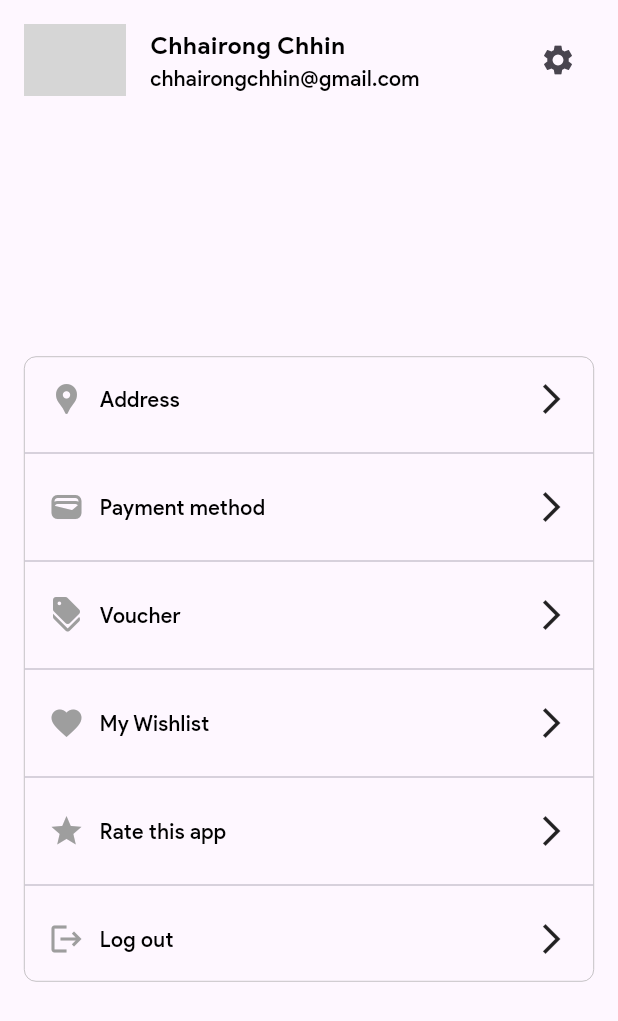
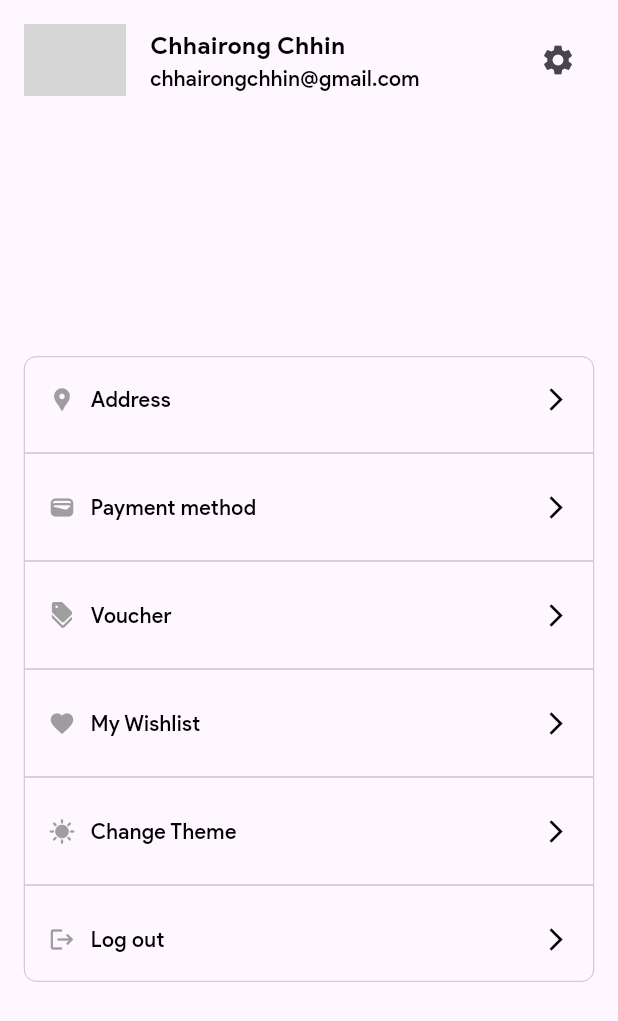
Before and after one commit to ChhairongCoding/E_commerce_app, a Flutter app: the ProfileScreen screen opened directly, on a phone screen of 412 x 824 dp. Shown: the top 1021 px of the screen. Run offline on Flutter 3.47's test engine with Material 3 defaults, Android fonts, the phone set to English and light mode, and no system bars; drawn by our look-alikes of cached_network_image; our stand-ins replace get, get_storage, hugeicons, jwt_decoder, pinput; accounts and stored records are empty; network calls fail; grey boxes are pictures that could not be loaded.

Commit message:
Change theme and make it short code

```diff
--- a/lib/core/utils/app_pages.dart
+++ b/lib/core/utils/app_pages.dart
@@ -8,6 +8,7 @@ import 'package:e_commerce_app/views/notification_screen.dart';
 import 'package:e_commerce_app/views/payment_view/checkout_screen.dart';
 import 'package:e_commerce_app/views/payment_view/shipping_screen.dart';
 import 'package:e_commerce_app/views/categories_screen.dart';
+import 'package:e_commerce_app/views/theme_screen.dart';
 import 'package:e_commerce_app/widgets/custom_detail_product.dart';
 import 'package:get/get_navigation/get_navigation.dart';
 
@@ -26,5 +27,6 @@ List<GetPage<dynamic>> get appPages {
     GetPage(name: AppRoutes.notification, page: () => NotificationScreen()),
     GetPage(name: AppRoutes.checkout, page: () => CheckoutScreen()),
     GetPage(name: AppRoutes.shipping, page: () => ShippingScreen()),
+    GetPage(name: AppRoutes.theme, page: () => ThemeScreen()),
   ];
 }
--- a/lib/core/utils/app_routes.dart
+++ b/lib/core/utils/app_routes.dart
@@ -9,4 +9,5 @@ class AppRoutes {
   static String notification = '/notification';
   static String checkout = '/checkout';
   static String shipping =  '/shipping' ;
+  static String theme =  '/themescreen' ;
 }
--- a/lib/main.dart
+++ b/lib/main.dart
@@ -1,6 +1,7 @@
 import 'package:e_commerce_app/binding/init_binding.dart';
 import 'package:e_commerce_app/core/utils/app_pages.dart';
 import 'package:e_commerce_app/core/utils/app_routes.dart';
+import 'package:e_commerce_app/theme/app_theme.dart';
 import 'package:flutter/material.dart';
 import 'package:get/get.dart';
 
@@ -19,47 +20,7 @@ class _MyAppState extends State<MyApp> {
   @override
   Widget build(BuildContext context) {
     return GetMaterialApp(
-      theme: ThemeData(
-        textTheme: TextTheme(
-          titleLarge: TextStyle(
-            fontSize: 25,
-            fontFamily: 'ProductSans',
-            fontWeight: FontWeight.w700,
-            color: Colors.black,
-          ),
-          titleMedium: TextStyle(
-            fontSize: 16,
-            fontFamily: 'ProductSans',
-            fontWeight: FontWeight.w600,
-            color: Colors.black,
-          ),
-          titleSmall: TextStyle(
-            fontSize: 14,
-            fontFamily: 'ProductSans',
-            fontWeight: FontWeight.w500,
-            color: Colors.black,
-          ),
-
-          bodyLarge: TextStyle(
-            fontSize: 16,
-            fontFamily: 'ProductSans',
-            fontWeight: FontWeight.w700,
-            color: Colors.black,
-          ),
-          bodyMedium: TextStyle(
-            fontSize: 14,
-            fontFamily: 'ProductSans',
-            fontWeight: FontWeight.w500,
-            color: Colors.black,
-          ),
-          bodySmall: TextStyle(
-            fontSize: 11,
-            fontFamily: 'ProductSans',
-            fontWeight: FontWeight.w400,
-            color: Colors.black,
-          ),
-        ),
-      ),
+      theme: AppTheme.lightTheme,
       darkTheme: ThemeData.dark(),
       initialBinding: InitBinding(),
       title: 'SlowKey Kits',
--- /dev/null
+++ b/lib/theme/app_theme.dart
@@ -0,0 +1,44 @@
+import 'package:flutter/material.dart';
+
+class AppTheme {
+  static ThemeData lightTheme = ThemeData(
+    textTheme: const TextTheme(
+      titleLarge: TextStyle(
+        fontSize: 25,
+        fontFamily: 'ProductSans',
+        fontWeight: FontWeight.w700,
+        color: Colors.black,
+      ),
+      titleMedium: TextStyle(
+        fontSize: 16,
+        fontFamily: 'ProductSans',
+        fontWeight: FontWeight.w600,
+        color: Colors.black,
+      ),
+      titleSmall: TextStyle(
+        fontSize: 14,
+        fontFamily: 'ProductSans',
+        fontWeight: FontWeight.w500,
+        color: Colors.black,
+      ),
+      bodyLarge: TextStyle(
+        fontSize: 16,
+        fontFamily: 'ProductSans',
+        fontWeight: FontWeight.w700,
+        color: Colors.black,
+      ),
+      bodyMedium: TextStyle(
+        fontSize: 14,
+        fontFamily: 'ProductSans',
+        fontWeight: FontWeight.w500,
+        color: Colors.black,
+      ),
+      bodySmall: TextStyle(
+        fontSize: 11,
+        fontFamily: 'ProductSans',
+        fontWeight: FontWeight.w400,
+        color: Colors.black,
+      ),
+    ),
+  );
+}
--- a/lib/views/profile_screen.dart
+++ b/lib/views/profile_screen.dart
@@ -62,142 +62,45 @@ class ProfileScreen extends StatelessWidget {
                   child: Column(
                     mainAxisSize: MainAxisSize.min,
                     children: [
-                      Padding(
-                        padding: const EdgeInsets.all(16),
-                        child: SizedBox(
-                          width: double.infinity,
-                          child: GestureDetector(
-                            onTap: () {},
-                            child: Row(
-                              mainAxisAlignment: MainAxisAlignment.spaceBetween,
-                              children: [
-                                Row(
-                                  spacing: 10, // ⬅️ your original spacing
-                                  children: [
-                                    Icon(Icons.location_pin, color: Colors.grey),
-                                    Text("Address", style: Theme.of(context).textTheme.bodyMedium),
-                                  ],
-                                ),
-                                Icon(Icons.arrow_forward_ios),
-                              ],
-                            ),
-                          ),
-                        ),
+                      CustomTextButton(
+                        title: "Address",
+                        icon: Icons.location_pin,
+                        appRoute: AppRoutes.shipping,
                       ),
                       Divider(),
-                      Padding(
-                        padding: const EdgeInsets.all(16),
-                        child: SizedBox(
-                          width: double.infinity,
-                          child: GestureDetector(
-                            onTap: () {},
-                            child: Row(
-                              mainAxisAlignment: MainAxisAlignment.spaceBetween,
-                              children: [
-                                Row(
-                                  spacing: 10, // ⬅️ your original spacing
-                                  children: [
-                                    Icon(Icons.wallet, color: Colors.grey),
-                                    Text("Payment method", style: Theme.of(context).textTheme.bodyMedium),
-                                  ],
-                                ),
-                                Icon(Icons.arrow_forward_ios),
-                              ],
-                            ),
-                          ),
-                        ),
+                      CustomTextButton(
+                        title: "Payment method",
+                        icon: Icons.wallet,
+                        appRoute: AppRoutes.shipping,
                       ),
+
                       Divider(),
-                      Padding(
-                        padding: const EdgeInsets.all(16),
-                        child: SizedBox(
-                          width: double.infinity,
-                          child: GestureDetector(
-                            onTap: () {},
-                            child: Row(
-                              mainAxisAlignment: MainAxisAlignment.spaceBetween,
-                              children: [
-                                Row(
-                                  spacing: 10,
-                                  children: [
-                                    Icon(Icons.discount_rounded, color: Colors.grey),
-                                    Text("Voucher", style: Theme.of(context).textTheme.bodyMedium),
-                                  ],
-                                ),
-                                Icon(Icons.arrow_forward_ios),
-                              ],
-                            ),
-                          ),
-                        ),
+                      CustomTextButton(
+                        title: "Voucher",
+                        icon: Icons.discount_rounded,
+                        appRoute: AppRoutes.shipping,
                       ),
+
                       Divider(),
-                      Padding(
-                        padding: const EdgeInsets.all(16),
-                        child: SizedBox(
-                          width: double.infinity,
-                          child: GestureDetector(
-                            onTap: () {},
-                            child: Row(
-                              mainAxisAlignment: MainAxisAlignment.spaceBetween,
-                              children: [
-                                Row(
-                                  spacing: 10,
-                                  children: [
-                                    Icon(Icons.favorite, color: Colors.grey),
-                                    Text("My Wishlist", style: Theme.of(context).textTheme.bodyMedium),
-                                  ],
-                                ),
-                                Icon(Icons.arrow_forward_ios),
-                              ],
-                            ),
-                          ),
-                        ),
+                      CustomTextButton(
+                        title: "My Wishlist",
+                        icon: Icons.favorite,
+                        appRoute: AppRoutes.shipping,
                       ),
+
                       Divider(),
-                      Padding(
-                        padding: const EdgeInsets.all(16),
-                        child: SizedBox(
-                          width: double.infinity,
-                          child: GestureDetector(
-                            onTap: () {},
-                            child: Row(
-                              mainAxisAlignment: MainAxisAlignment.spaceBetween,
-                              children: [
-                                Row(
-                                  spacing: 10,
-                                  children: [
-                                    Icon(Icons.star, color: Colors.grey),
-                                    Text("Rate this app", style: Theme.of(context).textTheme.bodyMedium),
-                                  ],
-                                ),
-                                Icon(Icons.arrow_forward_ios),
-                              ],
-                            ),
-                          ),
-                        ),
+
+                      CustomTextButton(
+                        title: "Change Theme",
+                        icon: Icons.sunny,
+                        appRoute: AppRoutes.theme,
                       ),
+
                       Divider(),
-                      Padding(
-                        padding: const EdgeInsets.all(16),
-                        child: SizedBox(
-                          width: double.infinity,
-                          child: GestureDetector(
-                            onTap: () => Get.toNamed(AppRoutes.loginRoute),
-                            child: Row(
-                              mainAxisAlignment: MainAxisAlignment.spaceBetween,
-                              children: [
-                                Row(
-                                  spacing: 10,
-                                  children: [
-                                    Icon(Icons.logout, color: Colors.grey),
-                                    Text("Log out", style: Theme.of(context).textTheme.bodyMedium),
-                                  ],
-                                ),
-                                Icon(Icons.arrow_forward_ios),
-                              ],
-                            ),
-                          ),
-                        ),
+                      CustomTextButton(
+                        title: "Log out",
+                        icon: Icons.logout,
+                        appRoute: AppRoutes.shipping,
                       ),
                     ],
                   ),
@@ -210,3 +113,56 @@ class ProfileScreen extends StatelessWidget {
     );
   }
 }
+
+class CustomTextButton extends StatelessWidget {
+  const CustomTextButton({
+    super.key,
+    required this.title,
+    required this.icon,
+    required this.appRoute,
+  });
+
+  final String title;
+  final IconData icon;
+  final String appRoute;
+
+  @override
+  Widget build(BuildContext context) {
+    return SizedBox(
+      width: double.infinity,
+      height: 56, // ✅ Set fixed height for full clickable area
+      child: TextButton(
+        onPressed: () => Get.toNamed(appRoute),
+        style: ButtonStyle(
+          padding: WidgetStateProperty.all(EdgeInsets.zero),
+          alignment: Alignment.centerLeft,
+          foregroundColor: WidgetStateProperty.all(Colors.black),
+          shape: WidgetStateProperty.all(
+            const RoundedRectangleBorder(
+              borderRadius: BorderRadius.zero,
+            ),
+          ),
+          overlayColor: WidgetStateProperty.all(
+            Colors.grey.shade200,
+          ),
+        ),
+        child: Padding(
+          padding: const EdgeInsets.symmetric(horizontal: 16),
+          child: Row(
+            mainAxisAlignment: MainAxisAlignment.spaceBetween,
+            children: [
+              Row(
+                children: [
+                  Icon(icon, color: Colors.grey),
+                  const SizedBox(width: 10),
+                  Text(title, style: Theme.of(context).textTheme.bodyMedium),
+                ],
+              ),
+              const Icon(Icons.arrow_forward_ios),
+            ],
+          ),
+        ),
+      ),
+    );
+  }
+}
--- /dev/null
+++ b/lib/views/theme_screen.dart
@@ -0,0 +1,31 @@
+import 'package:e_commerce_app/controllers/drawer_controller_x.dart';
+import 'package:flutter/material.dart';
+import 'package:get/get.dart';
+
+class ThemeScreen extends StatelessWidget {
+  const ThemeScreen({super.key});
+
+  @override
+  Widget build(BuildContext context) {
+    final DrawerControllerX drawerController = Get.find<DrawerControllerX>();
+
+    return Scaffold(
+      appBar: AppBar(title: Text("Title")),
+
+      body: Padding(
+        padding: const EdgeInsets.all(12),
+        child: Obx(
+          () => SwitchListTile(
+            title: const Text("Dark Mode"),
+            value: drawerController.isDarkMode.value,
+            onChanged: (val) {
+              drawerController.isDarkMode.value = val;
+              Get.changeThemeMode(val ? ThemeMode.dark : ThemeMode.light);
+            },
+            secondary: const Icon(Icons.dark_mode),
+          ),
+        ),
+      ),
+    );
+  }
+}
--- a/lib/widgets/custom_category_card_widget.dart
+++ b/lib/widgets/custom_category_card_widget.dart
@@ -20,8 +20,8 @@ class CustomCategoryCardWidget extends StatelessWidget {
     return GestureDetector(
       onTap: onTap,
       child: Container(
-        width: 200,
-        height: 220,
+        width: 180,
+        height: 200,
         decoration: BoxDecoration(
           color: Colors.grey[300],
           borderRadius: BorderRadius.circular(20),
@@ -33,6 +33,7 @@ class CustomCategoryCardWidget extends StatelessWidget {
             ),
           ],
         ),
+
         child: ClipRRect(
           borderRadius: BorderRadius.circular(20),
           child: Stack(
```
